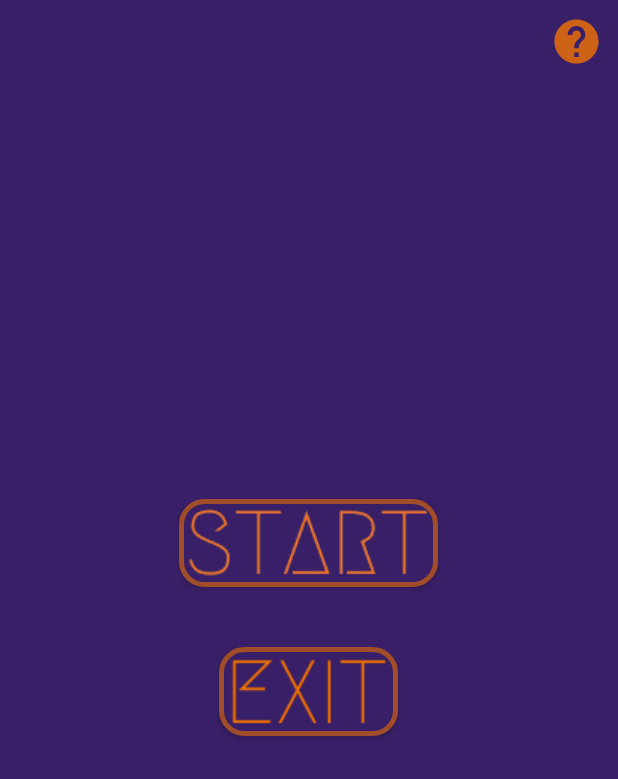
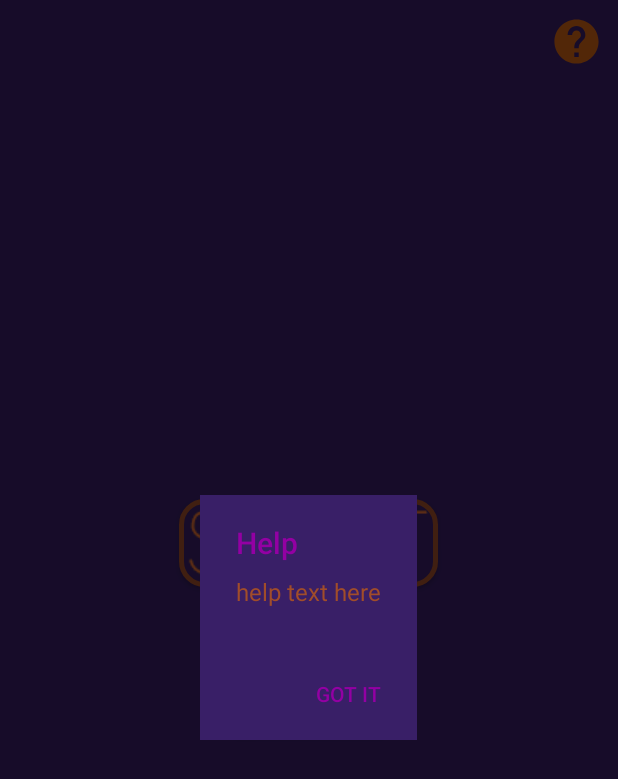
Before and after one commit to wkulczi/jigSolve, an Android app: the StartActivity screen opened directly, with no data from a screen before it, after a tap on an icon or button, on a phone screen of 412 x 824 dp. Shown: the top 779 px of the screen. Run offline under Robolectric (Android 15) with nearby library versions, the phone set to English and light mode, and no system bars; our stand-ins replace ButterKnife.

Commit message:
added alert dialog with custom color, not great, but will do

```diff
--- a/client/app/src/main/java/com/example/jigsolveclient/view/start/StartActivity.java
+++ b/client/app/src/main/java/com/example/jigsolveclient/view/start/StartActivity.java
@@ -1,8 +1,13 @@
 package com.example.jigsolveclient.view.start;
 
+import android.app.AlertDialog;
 import android.content.Context;
+import android.content.DialogInterface;
 import android.content.Intent;
+import android.graphics.Color;
+import android.graphics.drawable.ColorDrawable;
 import android.os.Bundle;
+import android.util.Log;
 import android.widget.Button;
 
 import androidx.annotation.Nullable;
@@ -10,6 +15,8 @@ import androidx.annotation.Nullable;
 import com.example.jigsolveclient.R;
 import com.example.jigsolveclient.base.BaseActivity;
 import com.example.jigsolveclient.navigator.Navigator;
+
+import java.util.Objects;
 
 import butterknife.BindView;
 import butterknife.OnClick;
@@ -41,7 +48,21 @@ public class StartActivity extends BaseActivity {
 
     @OnClick(R.id.help_button)
     protected void onHelpButtonClick() {
-        //TODO start help activity on button clicked
+        AlertDialog.Builder builder = new AlertDialog.Builder(this,R.style.AlertDialog);
+
+        builder.setTitle("Help");
+        builder.setMessage(getString(R.string.help_info));
+
+        builder.setPositiveButton("Got it", new DialogInterface.OnClickListener() {
+            @Override
+            public void onClick(DialogInterface dialog, int which) {
+                Log.v("Data", "git");
+            }
+        });
+
+        AlertDialog dialog = builder.create();
+        dialog.show();
+        Objects.requireNonNull(dialog.getWindow()).setBackgroundDrawable(new ColorDrawable(Color.rgb(57,31,103)));
     }
 
     @Override
--- a/client/app/src/main/res/values/colors.xml
+++ b/client/app/src/main/res/values/colors.xml
@@ -3,6 +3,5 @@
     <color name="colorPrimary">#391F67</color>
     <color name="colorPrimaryDark">#493F6A</color>
     <color name="colorAccent">#A14D2A</color>
-
     <color name="backgroundColor">#391F67</color>
 </resources>
--- a/client/app/src/main/res/values/strings.xml
+++ b/client/app/src/main/res/values/strings.xml
@@ -4,6 +4,8 @@
     <string name="activity_tittle_start">Start</string>
     <string name="activity_tittle_home">Home</string>
     <string name="activity_tittle_result">Result</string>
+
+    <string name="help_info"> help text here</string>
 
     <!-- Toasts-->
     <string name="load_picture_warning">Load picture image first.</string>
--- a/client/app/src/main/res/values/styles.xml
+++ b/client/app/src/main/res/values/styles.xml
@@ -18,4 +18,10 @@
         <item name="android:windowContentOverlay">@null</item>
     </style>
 
+    <style name="AlertDialog" parent="Base.Theme.AppCompat.Light.Dialog">
+        <item name="android:textColor">#9300A3</item>
+        <item name="android:textColorPrimary">@color/colorAccent</item>
+        <item name="android:colorAccent">#0000BB</item>
+    </style>
+
 </resources>
```
